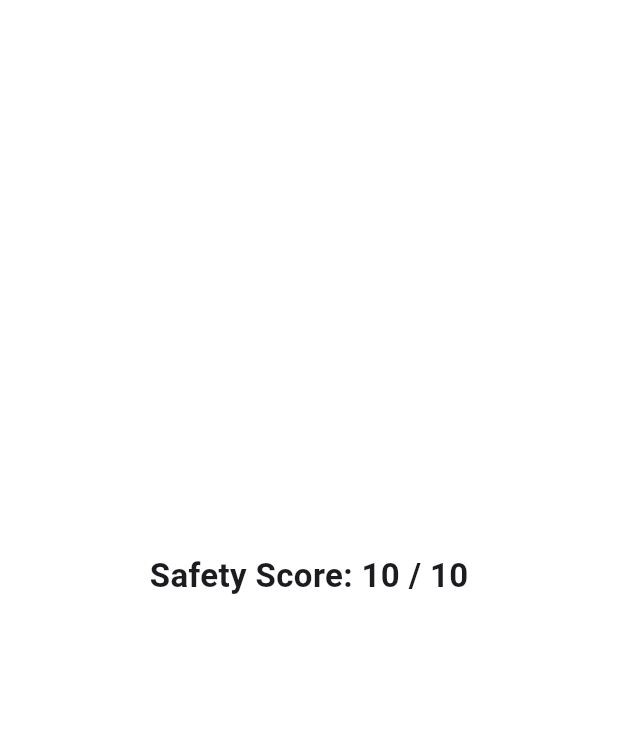
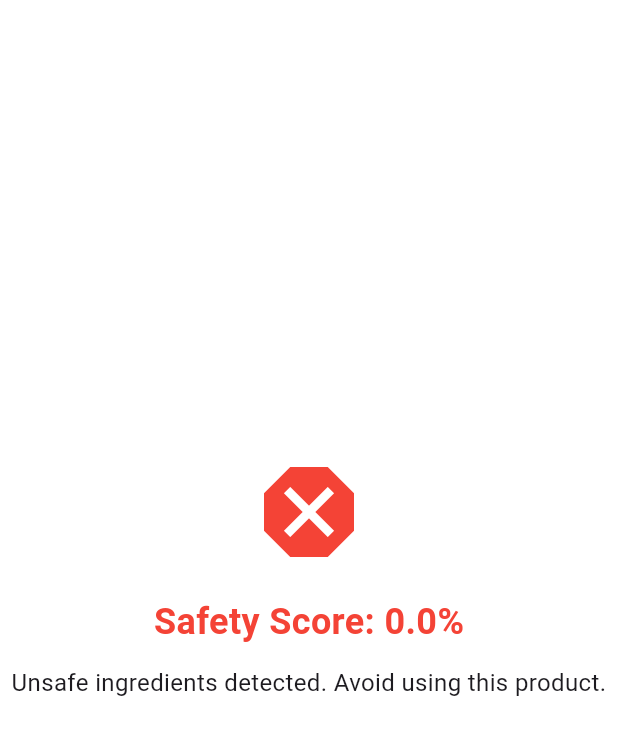
Before and after one commit to mo-kmj/LabelLens, a Flutter app: the ProductSafetyRatingPageWithData screen opened directly with empty values, on a phone screen of 412 x 824 dp, the part 84-839 px from its top. Run offline on Flutter 3.47's test engine with Material 3 defaults, Android fonts, the phone set to English and light mode, and no system bars; our stand-ins replace firebase_auth, firebase_core, flutter_spinkit, google_sign_in, image_picker; missing offline and left inert: google_ml_kit; accounts and stored records are empty.

Commit message:
Refactor pages to use data and improve safety rating

```diff
--- a/lib/screens/additional_pages.dart
+++ b/lib/screens/additional_pages.dart
@@ -1,107 +1,118 @@
 import 'package:flutter/material.dart';
+import '../models/ingredient.dart';
 
-class SimplePage extends StatelessWidget {
-  final String title;
-  const SimplePage({super.key, required this.title});
+/// Page showing personalized alerts based on unsafe ingredients
+class PersonalizedAlertsPageWithData extends StatelessWidget {
+  final List<Ingredient> ingredients;
+
+  const PersonalizedAlertsPageWithData({Key? key, required this.ingredients})
+      : super(key: key);
 
   @override
   Widget build(BuildContext context) {
+    // Filter only unsafe ingredients
+    final unsafeIngredients =
+        ingredients.where((ingredient) => !ingredient.safe).toList();
+
     return Scaffold(
-      appBar: AppBar(title: Text(title)),
-      body: Center(
-        child: Text(
-          '$title Page Content Here',
-          style: const TextStyle(fontSize: 18, fontWeight: FontWeight.w500),
-        ),
+      appBar: AppBar(
+        title: const Text('Personalized Alerts'),
+      ),
+      body: Padding(
+        padding: const EdgeInsets.all(16.0),
+        child: unsafeIngredients.isEmpty
+            ? const Center(
+                child: Text(
+                  'No unsafe ingredients detected 🎉',
+                  style: TextStyle(fontSize: 18, color: Colors.green),
+                ),
+              )
+            : ListView.builder(
+                itemCount: unsafeIngredients.length,
+                itemBuilder: (context, index) {
+                  final ingredient = unsafeIngredients[index];
+                  return Card(
+                    margin: const EdgeInsets.symmetric(vertical: 8),
+                    child: ListTile(
+                      leading: const Icon(Icons.warning, color: Colors.red),
+                      title: Text(
+                        ingredient.name,
+                        style: const TextStyle(
+                            fontWeight: FontWeight.bold, color: Colors.red),
+                      ),
+                      subtitle: Text(ingredient.description),
+                    ),
+                  );
+                },
+              ),
       ),
     );
   }
 }
 
-// Named widgets for clarity
-class PersonalizedAlertsPage extends SimplePage {
-  const PersonalizedAlertsPage({super.key}) : super(title: 'Personalized Alerts');
-}
+/// Page displaying overall product safety rating based on ingredients
+class ProductSafetyRatingPageWithData extends StatelessWidget {
+  final List<Ingredient> ingredients;
 
-class ProductSafetyRatingPage extends SimplePage {
-  const ProductSafetyRatingPage({super.key}) : super(title: 'Product Safety Rating');
-}
+  const ProductSafetyRatingPageWithData({Key? key, required this.ingredients})
+      : super(key: key);
 
-class HistoryPage extends SimplePage {
-  const HistoryPage({super.key}) : super(title: 'History');
-}
-
-class AlternativeProductsPage extends SimplePage {
-  const AlternativeProductsPage({super.key}) : super(title: 'Alternative Products');
-}
-
-class ProfilePageNew extends SimplePage {
-  const ProfilePageNew({super.key}) : super(title: 'Profile');
-}
-
-class SettingsPage extends SimplePage {
-  const SettingsPage({super.key}) : super(title: 'Settings');
-}
-
-class HelpSupportPage extends SimplePage {
-  const HelpSupportPage({super.key}) : super(title: 'Help & Support');
-}
-
-// ===============================================
-// Pages that use scanned ingredient data
-// ===============================================
-
-class PersonalizedAlertsPageWithData extends StatelessWidget {
-  final List ingredients;
-  const PersonalizedAlertsPageWithData({super.key, required this.ingredients});
+  double _calculateSafetyScore() {
+    if (ingredients.isEmpty) return 0.0;
+    final safeCount = ingredients.where((i) => i.safe).length;
+    return (safeCount / ingredients.length) * 100;
+  }
 
   @override
   Widget build(BuildContext context) {
-    final alerts = ingredients
-        .where((ing) =>
-            ing.toString().toLowerCase().contains('paraben') ||
-            ing.toString().toLowerCase().contains('sulfate') ||
-            ing.toString().toLowerCase().contains('alcohol'))
-        .toList();
+    final score = _calculateSafetyScore();
+    final color = score >= 80
+        ? Colors.green
+        : score >= 50
+            ? Colors.orange
+            : Colors.red;
 
     return Scaffold(
-      appBar: AppBar(title: const Text('Personalized Alerts')),
-      body: alerts.isEmpty
-          ? const Center(child: Text('No harmful ingredients found!'))
-          : ListView(
-              children: alerts
-                  .map((a) => ListTile(
-                        title: Text(a),
-                        leading: const Icon(Icons.warning, color: Colors.red),
-                      ))
-                  .toList(),
+      appBar: AppBar(
+        title: const Text('Product Safety Rating'),
+      ),
+      body: Center(
+        child: Column(
+          mainAxisAlignment: MainAxisAlignment.center,
+          children: [
+            Icon(
+              score >= 80
+                  ? Icons.check_circle
+                  : score >= 50
+                      ? Icons.warning
+                      : Icons.dangerous,
+              color: color,
+              size: 80,
             ),
-    );
-  }
-}
-
-class ProductSafetyRatingPageWithData extends StatelessWidget {
-  final List ingredients;
-  const ProductSafetyRatingPageWithData({super.key, required this.ingredients});
-
-  @override
-  Widget build(BuildContext context) {
-    final risky = ingredients
-        .where((ing) =>
-            ing.toString().toLowerCase().contains('paraben') ||
-            ing.toString().toLowerCase().contains('sulfate') ||
-            ing.toString().toLowerCase().contains('alcohol'))
-        .length;
-    final rating = (10 - risky).clamp(1, 10);
-
-    return Scaffold(
-      appBar: AppBar(title: const Text('Product Safety Rating')),
-      body: Center(
-        child: Text(
-          'Safety Score: $rating / 10',
-          style: const TextStyle(fontSize: 22, fontWeight: FontWeight.bold),
+            const SizedBox(height: 16),
+            Text(
+              'Safety Score: ${score.toStringAsFixed(1)}%',
+              style: TextStyle(
+                fontSize: 24,
+                fontWeight: FontWeight.bold,
+                color: color,
+              ),
+            ),
+            const SizedBox(height: 12),
+            Text(
+              _getSafetyMessage(score),
+              textAlign: TextAlign.center,
+              style: const TextStyle(fontSize: 16),
+            ),
+          ],
         ),
       ),
     );
   }
+
+  String _getSafetyMessage(double score) {
+    if (score >= 80) return 'This product appears safe for baby use.';
+    if (score >= 50) return 'Some ingredients may require caution.';
+    return 'Unsafe ingredients detected. Avoid using this product.';
+  }
 }
```
